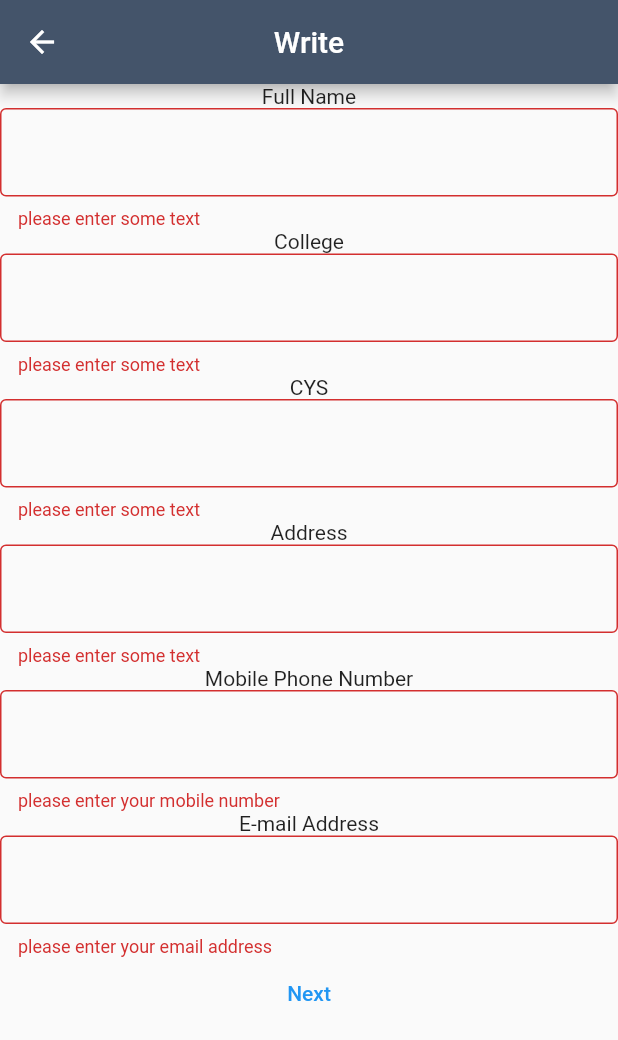
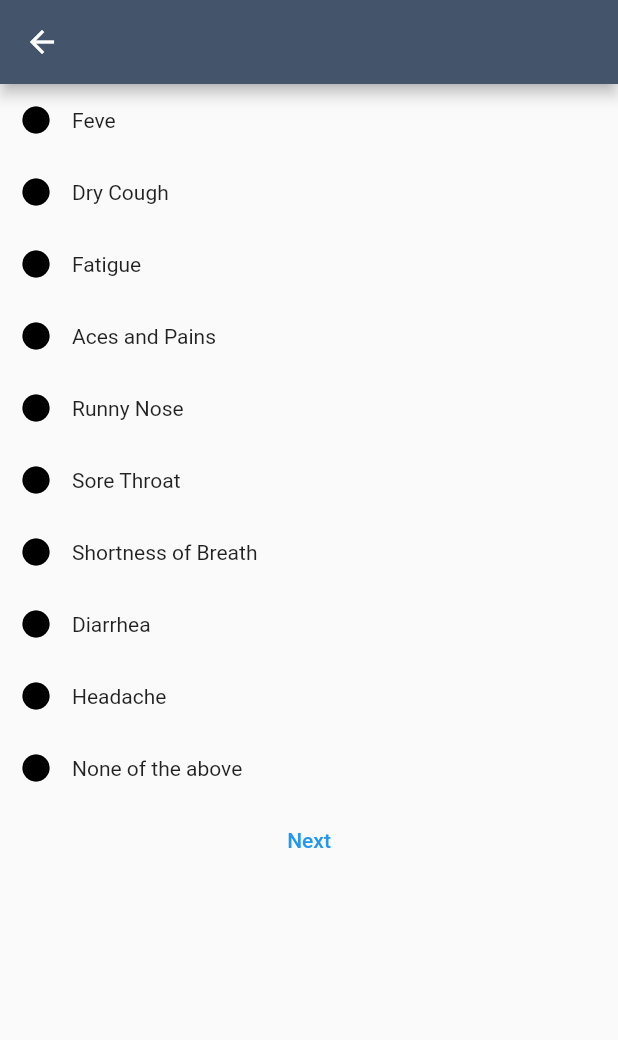
Before and after one commit to Jeff09github/nfc-tool, a Flutter app: the WriteDetailsPage screen opened directly, after a tap on "Next", on a phone screen of 412 x 824 dp. Shown: the top 1040 px of the screen. Run offline on Flutter 3.47's test engine with Material 2 defaults, Android fonts, the phone set to English and light mode, and no system bars; our stand-ins replace transparent_image; network calls fail.

Commit message:
update symptoms page and validator

```diff
--- a/lib/model/form.dart
+++ b/lib/model/form.dart
@@ -18,7 +18,6 @@ class Details {
 
 class Symptom {
   final String kind;
-  final bool experiece;
-
+  bool experiece;
   Symptom({required this.kind, this.experiece = false});
 }
--- a/lib/ui/write_details_page.dart
+++ b/lib/ui/write_details_page.dart
@@ -1,4 +1,6 @@
 import 'package:flutter/material.dart';
+import 'package:nfc_tool/model/form.dart';
+import 'package:nfc_tool/ui/write_symptoms_page.dart';
 import 'package:nfc_tool/util/validator.dart';
 import 'package:nfc_tool/widgets/custom_textfield.dart';
 import 'package:nfc_tool/widgets/secondary_button.dart';
@@ -10,11 +12,18 @@ class WriteDetailsPage extends StatefulWidget with Validator {
   _WriteDetailsPageState createState() => _WriteDetailsPageState();
 }
 
-void onNextButtonPressed(GlobalKey<FormState> key) {
-  if (key.currentState!.validate()) {
-    print('success');
-  }
-  print('error');
+void onNextButtonPressed(
+    GlobalKey<FormState> key, BuildContext context, Details details) {
+  // if (key.currentState!.validate()) {
+    Navigator.of(context).push(
+      MaterialPageRoute(
+        builder: (context) => WriteSymptomsPage(
+          details: details,
+        ),
+      ),
+    );
+  // }
+  // print('error');
 }
 
 class _WriteDetailsPageState extends State<WriteDetailsPage> {
@@ -70,7 +79,18 @@ class _WriteDetailsPageState extends State<WriteDetailsPage> {
             ),
             SecondaryButton(
               text: 'Next',
-              onPressed: () => onNextButtonPressed(_formKey),
+              onPressed: () => onNextButtonPressed(
+                _formKey,
+                context,
+                Details(
+                  fullname: _fullnameController.text,
+                  college: _collegeController.text,
+                  cys: _cysController.text,
+                  address: _addressController.text,
+                  mobile: _mobileController.text,
+                  email: _emailController.text,
+                ),
+              ),
             ),
           ],
         ),
--- /dev/null
+++ b/lib/ui/write_symptoms_page.dart
@@ -0,0 +1,95 @@
+import 'package:flutter/material.dart';
+import 'package:nfc_tool/model/form.dart';
+import 'package:nfc_tool/widgets/secondary_button.dart';
+
+class WriteSymptomsPage extends StatefulWidget {
+  const WriteSymptomsPage({required details}) : _details = details;
+
+  final Details _details;
+
+  @override
+  _WriteSymptomsPageState createState() => _WriteSymptomsPageState();
+}
+
+class _WriteSymptomsPageState extends State<WriteSymptomsPage> {
+  List<String> data = [];
+  List<Symptom> symptoms = [];
+
+  @override
+  void initState() {
+    data = [
+      'Feve',
+      'Dry Cough',
+      'Fatigue',
+      'Aces and Pains',
+      'Runny Nose',
+      'Sore Throat',
+      'Shortness of Breath',
+      'Diarrhea',
+      'Headache',
+      'None of the above',
+    ];
+    symptoms = data.map((e) => Symptom(kind: e, experiece: false)).toList();
+
+    super.initState();
+  }
+
+  bool noSymptomsCheck() {
+    bool checking = false;
+    for (int x = 0; x < symptoms.length - 1; x++) {
+      if (symptoms[x].experiece) {
+        checking = true;
+      }
+    }
+    return checking;
+  }
+
+  @override
+  Widget build(BuildContext context) {
+
+    return Scaffold(
+      appBar: AppBar(
+        centerTitle: true,
+        title: Text(widget._details.fullname),
+      ),
+      body: ListView.builder(
+        itemCount: symptoms.length + 1,
+        itemBuilder: (context, index) {
+          if (index == symptoms.length  ) {
+            return SecondaryButton(text: 'Next', onPressed: () => {});
+          }
+          return Row(
+            children: [
+              Checkbox(
+                checkColor: Colors.black,
+                shape: CircleBorder(),
+                fillColor: MaterialStateProperty.all(Colors.black),
+                value: symptoms[index].experiece,
+                onChanged: (bool? value) {
+                  if (symptoms[index].kind == 'None of the above') {
+                    if (!symptoms[index].experiece) {
+                      for (int x = 0; x < symptoms.length - 1; x++) {
+                        symptoms[x].experiece = false;
+                      }
+                    }
+
+                    symptoms[index].experiece = value!;
+                  } else {
+                    if (symptoms[symptoms.length - 1].experiece) {
+                      symptoms[symptoms.length - 1].experiece = false;
+                      symptoms[index].experiece = value!;
+                    } else {
+                      symptoms[index].experiece = value!;
+                    }
+                  }
+                  setState(() {});
+                },
+              ),
+              Text(symptoms[index].kind),
+            ],
+          );
+        },
+      ),
+    );
+  }
+}
--- a/lib/util/validator.dart
+++ b/lib/util/validator.dart
@@ -10,7 +10,7 @@ class Validator {
     if (mobile == null || mobile.isEmpty) {
       return 'please enter your mobile number';
     }
-    return RegExp(r"^(?:[+0]9)?[0-9]{10}$").hasMatch(mobile)
+    return RegExp(r"^(?:[+0]9)?[0-9]{9}$").hasMatch(mobile)
         ? null
         : 'please enter a valid number';
   }
```
Also changed, not shown: lib/ui/wriite_questions.dart (added, +20 -0 lines), lib/provider/form_provider.dart (line endings or trailing spaces).
